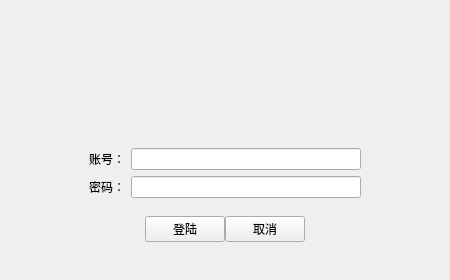
The window that UserLogin.ui (cyt199709/PigTail) describes before a commit, drawn with Qt 5.
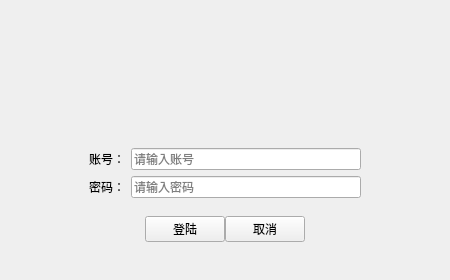
The same window after the commit.

Commit message: 创建对局，加入对局完成，新增小窗口输入uid加入对局，创建对局

Patch:
```diff
--- a/UserLogin.ui
+++ b/UserLogin.ui
@@ -113,6 +113,12 @@
               <height>0</height>
              </size>
             </property>
+            <property name="inputMask">
+             <string/>
+            </property>
+            <property name="placeholderText">
+             <string>请输入账号</string>
+            </property>
            </widget>
           </item>
           <item>
@@ -160,9 +166,21 @@
               <height>0</height>
              </size>
             </property>
+            <property name="inputMask">
+             <string/>
+            </property>
+            <property name="text">
+             <string/>
+            </property>
+            <property name="maxLength">
+             <number>32767</number>
+            </property>
             <property name="echoMode">
              <enum>QLineEdit::Password</enum>
             </property>
+            <property name="placeholderText">
+             <string>请输入密码</string>
+            </property>
            </widget>
           </item>
           <item>
```
The commit also changes 12 other files.
